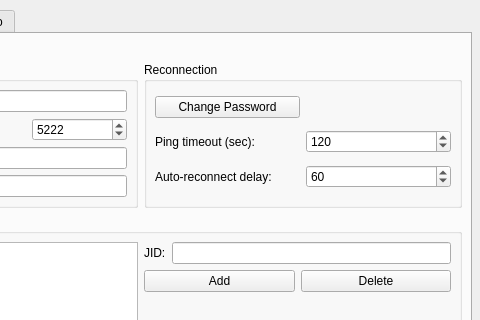
Before: the Qt Designer form jabber/rzxjabberpropui.ui in Fruneau/qRezix, drawn with Qt 5; both pictures show x 198 to 678 and y 0 to 320 of the 678 by 620 pixel window.
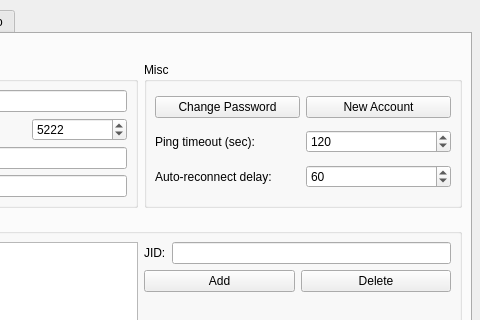
After: the same form once the commit is applied.

```diff
--- a/jabber/rzxjabberpropui.ui
+++ b/jabber/rzxjabberpropui.ui
@@ -147,7 +147,7 @@
           <string>&lt;h3>Reconnection&lt;/h3>&lt;p>Defines the parameters of the reconnection.&lt;p>&lt;p>You shouldn't have to modify this values&lt;/p></string>
          </property>
          <property name="title" >
-          <string>Reconnection</string>
+          <string>Misc</string>
          </property>
          <layout class="QGridLayout" >
           <property name="margin" >
@@ -212,6 +212,13 @@
             </property>
            </widget>
           </item>
+          <item row="0" column="1" >
+           <widget class="QPushButton" name="btnNewAccount" >
+            <property name="text" >
+             <string>New Account</string>
+            </property>
+           </widget>
+          </item>
          </layout>
         </widget>
        </item>
```
